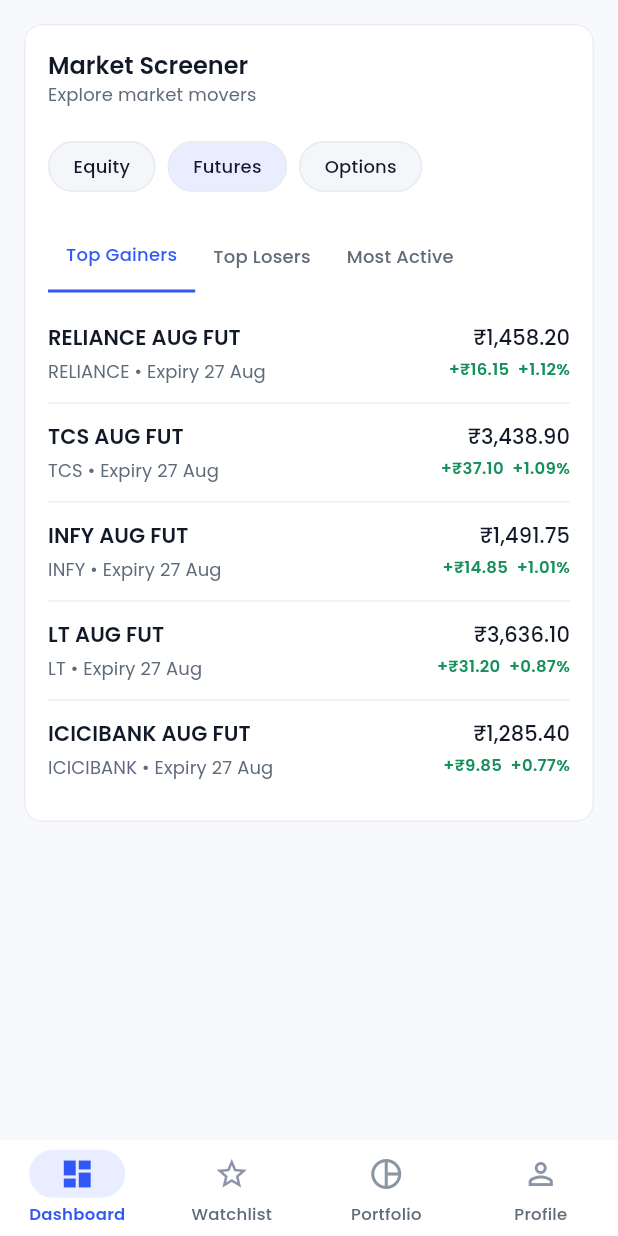
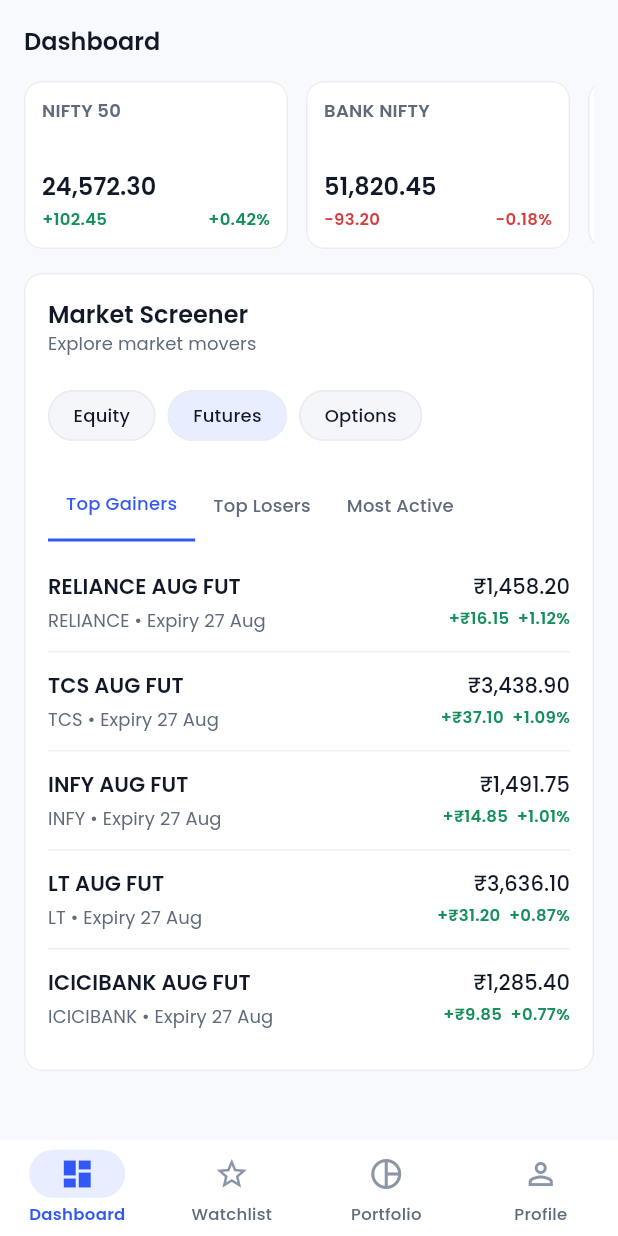
Before and after one commit to Sahil-Kundaliya/021-Trade-App, a Flutter app: the screen it shows after launch, after a tap on "Futures", on a phone screen of 412 x 824 dp. Run offline on Flutter 3.47's test engine with Material 3 defaults, Android fonts, the phone set to English and light mode, and no system bars; our stand-ins replace auto_route, flutter_secure_storage, google_fonts.

Commit message:
Add Market Indices

```diff
--- /dev/null
+++ b/packages/features/dashboard/lib/src/market/data/mock_market_indices.dart
@@ -0,0 +1,22 @@
+import '../domain/entities/market_index.dart';
+
+const mockMarketIndices = <MarketIndex>[
+  MarketIndex(
+    name: 'NIFTY 50',
+    value: 24572.30,
+    change: 102.45,
+    changePercent: 0.42,
+  ),
+  MarketIndex(
+    name: 'BANK NIFTY',
+    value: 51820.45,
+    change: -93.20,
+    changePercent: -0.18,
+  ),
+  MarketIndex(
+    name: 'SENSEX',
+    value: 80940.20,
+    change: 249.60,
+    changePercent: 0.31,
+  ),
+];
--- /dev/null
+++ b/packages/features/dashboard/lib/src/market/domain/entities/market_index.dart
@@ -0,0 +1,13 @@
+final class MarketIndex {
+  const MarketIndex({
+    required this.name,
+    required this.value,
+    required this.change,
+    required this.changePercent,
+  });
+
+  final String name;
+  final double value;
+  final double change;
+  final double changePercent;
+}
--- a/packages/features/dashboard/lib/src/root/presentation/pages/dashboard_page.dart
+++ b/packages/features/dashboard/lib/src/root/presentation/pages/dashboard_page.dart
@@ -2,6 +2,7 @@
 import 'package:flutter/material.dart';
 
 import '../../../market/presentation/widgets/market_screener.dart';
+import '../widgets/dashboard_market_indices.dart';
 
 class DashboardPage extends StatelessWidget {
   const DashboardPage({super.key});
@@ -12,7 +13,16 @@
       body: SafeArea(
         child: SingleChildScrollView(
           padding: EdgeInsets.all(AppSpacing.lg),
-          child: MarketScreener(),
+          child: Column(
+            crossAxisAlignment: CrossAxisAlignment.start,
+            children: [
+              AppSectionHeader(title: 'Dashboard'),
+              SizedBox(height: AppSpacing.lg),
+              DashboardMarketIndices(),
+              SizedBox(height: AppSpacing.lg),
+              MarketScreener(),
+            ],
+          ),
         ),
       ),
     );
--- /dev/null
+++ b/packages/features/dashboard/lib/src/root/presentation/widgets/dashboard_market_indices.dart
@@ -0,0 +1,41 @@
+import 'package:core_ui/core_ui.dart';
+import 'package:flutter/widgets.dart';
+
+import '../../../market/data/mock_market_indices.dart';
+import '../../../market/domain/entities/market_index.dart';
+
+class DashboardMarketIndices extends StatelessWidget {
+  const DashboardMarketIndices({super.key});
+
+  @override
+  Widget build(BuildContext context) {
+    final items = mockMarketIndices.map(_toViewData).toList(growable: false);
+
+    return MarketIndicesStrip(items: items);
+  }
+}
+
+MarketIndexViewData _toViewData(MarketIndex index) {
+  return MarketIndexViewData(
+    name: index.name,
+    value: _formatNumber(index.value),
+    change: _formatSigned(index.change),
+    changePercent: '${_formatSigned(index.changePercent)}%',
+    isPositive: index.changePercent >= 0,
+  );
+}
+
+String _formatSigned(double value) {
+  final sign = value >= 0 ? '+' : '-';
+  return '$sign${_formatNumber(value.abs())}';
+}
+
+String _formatNumber(double value) {
+  final parts = value.toStringAsFixed(2).split('.');
+  final whole = parts.first;
+  final grouped = whole.replaceAllMapped(
+    RegExp(r'\B(?=(\d{3})+(?!\d))'),
+    (_) => ',',
+  );
+  return '$grouped.${parts.last}';
+}
--- a/packages/features/watchlist/lib/src/presentation/pages/watchlist_page.dart
+++ b/packages/features/watchlist/lib/src/presentation/pages/watchlist_page.dart
@@ -1,11 +1,25 @@
 import 'package:core_ui/core_ui.dart';
 import 'package:flutter/material.dart';
+
+import '../../root/presentation/widgets/watchlist_market_indices.dart';
 
 class WatchlistPage extends StatelessWidget {
   const WatchlistPage({super.key});
 
   @override
   Widget build(BuildContext context) {
-    return const Scaffold(body: AppEmptyState(title: 'Watchlist'));
+    return const Scaffold(
+      body: SafeArea(
+        child: Padding(
+          padding: EdgeInsets.all(AppSpacing.lg),
+          child: Column(
+            children: [
+              WatchlistMarketIndices(),
+              Expanded(child: AppEmptyState(title: 'Watchlist')),
+            ],
+          ),
+        ),
+      ),
+    );
   }
 }
--- /dev/null
+++ b/packages/features/watchlist/lib/src/root/presentation/widgets/watchlist_market_indices.dart
@@ -0,0 +1,35 @@
+import 'package:core_ui/core_ui.dart';
+import 'package:flutter/widgets.dart';
+
+class WatchlistMarketIndices extends StatelessWidget {
+  const WatchlistMarketIndices({super.key});
+
+  static const _items = <MarketIndexViewData>[
+    MarketIndexViewData(
+      name: 'NIFTY 50',
+      value: '24,572.30',
+      change: '+102.45',
+      changePercent: '+0.42%',
+      isPositive: true,
+    ),
+    MarketIndexViewData(
+      name: 'BANK NIFTY',
+      value: '51,820.45',
+      change: '-93.20',
+      changePercent: '-0.18%',
+      isPositive: false,
+    ),
+    MarketIndexViewData(
+      name: 'SENSEX',
+      value: '80,940.20',
+      change: '+249.60',
+      changePercent: '+0.31%',
+      isPositive: true,
+    ),
+  ];
+
+  @override
+  Widget build(BuildContext context) {
+    return const MarketIndicesStrip(items: _items);
+  }
+}
--- a/packages/foundation/core_ui/lib/core_ui.dart
+++ b/packages/foundation/core_ui/lib/core_ui.dart
@@ -6,6 +6,9 @@
 export 'src/components/dropdowns/app_dropdown.dart';
 export 'src/components/inputs/app_search_field.dart';
 export 'src/components/inputs/app_text_field.dart';
+export 'src/components/market/market_index_chip.dart';
+export 'src/components/market/market_index_view_data.dart';
+export 'src/components/market/market_indices_strip.dart';
 export 'src/components/sections/app_section_header.dart';
 export 'src/components/states/app_empty_state.dart';
 export 'src/theme/app_color_scheme.dart';
--- /dev/null
+++ b/packages/foundation/core_ui/lib/src/components/market/market_index_chip.dart
@@ -0,0 +1,89 @@
+import 'package:flutter/material.dart';
+
+import '../../theme/extensions/theme_context_extension.dart';
+import '../../theme/tokens/app_radius.dart';
+import '../../theme/tokens/app_spacing.dart';
+import 'market_index_view_data.dart';
+
+class MarketIndexChip extends StatelessWidget {
+  const MarketIndexChip({required this.item, this.onTap, super.key});
+
+  static const double width = 176;
+  static const double height = 112;
+
+  final MarketIndexViewData item;
+  final VoidCallback? onTap;
+
+  @override
+  Widget build(BuildContext context) {
+    final movementColor = item.isPositive
+        ? context.appColors.positive
+        : context.appColors.negative;
+
+    return Semantics(
+      button: onTap != null,
+      label:
+          '${item.name}, ${item.value}, ${item.change}, '
+          '${item.changePercent}',
+      child: SizedBox(
+        width: width,
+        height: height,
+        child: Material(
+          color: context.appColors.surface,
+          shape: RoundedRectangleBorder(
+            borderRadius: AppRadius.mdBorderRadius,
+            side: BorderSide(color: context.appColors.borderSubtle),
+          ),
+          clipBehavior: Clip.antiAlias,
+          child: InkWell(
+            onTap: onTap,
+            child: Padding(
+              padding: const EdgeInsets.all(AppSpacing.md),
+              child: Column(
+                crossAxisAlignment: CrossAxisAlignment.start,
+                children: [
+                  Text(
+                    item.name,
+                    maxLines: 1,
+                    overflow: TextOverflow.ellipsis,
+                    style: context.textTheme.labelMedium?.copyWith(
+                      color: context.appColors.textSecondary,
+                      fontWeight: FontWeight.w600,
+                    ),
+                  ),
+                  const Spacer(),
+                  Text(
+                    item.value,
+                    maxLines: 1,
+                    overflow: TextOverflow.ellipsis,
+                    style: context.appTextStyles.marketValueMedium.copyWith(
+                      color: context.appColors.textPrimary,
+                    ),
+                  ),
+                  const SizedBox(height: AppSpacing.xs),
+                  Row(
+                    mainAxisAlignment: MainAxisAlignment.spaceBetween,
+                    children: [
+                      Text(
+                        item.change,
+                        style: context.appTextStyles.percentageSmall.copyWith(
+                          color: movementColor,
+                        ),
+                      ),
+                      Text(
+                        item.changePercent,
+                        style: context.appTextStyles.percentageSmall.copyWith(
+                          color: movementColor,
+                        ),
+                      ),
+                    ],
+                  ),
+                ],
+              ),
+            ),
+          ),
+        ),
+      ),
+    );
+  }
+}
--- /dev/null
+++ b/packages/foundation/core_ui/lib/src/components/market/market_index_view_data.dart
@@ -0,0 +1,19 @@
+import 'package:flutter/foundation.dart';
+
+/// Presentation-only data consumed by the shared market indices components.
+@immutable
+final class MarketIndexViewData {
+  const MarketIndexViewData({
+    required this.name,
+    required this.value,
+    required this.change,
+    required this.changePercent,
+    required this.isPositive,
+  });
+
+  final String name;
+  final String value;
+  final String change;
+  final String changePercent;
+  final bool isPositive;
+}
--- /dev/null
+++ b/packages/foundation/core_ui/lib/src/components/market/market_indices_strip.dart
@@ -0,0 +1,33 @@
+import 'package:flutter/material.dart';
+
+import '../../theme/tokens/app_spacing.dart';
+import 'market_index_chip.dart';
+import 'market_index_view_data.dart';
+
+class MarketIndicesStrip extends StatelessWidget {
+  const MarketIndicesStrip({required this.items, this.onItemTap, super.key});
+
+  final List<MarketIndexViewData> items;
+  final ValueChanged<MarketIndexViewData>? onItemTap;
+
+  @override
+  Widget build(BuildContext context) {
+    if (items.isEmpty) return const SizedBox.shrink();
+
+    return SizedBox(
+      height: MarketIndexChip.height,
+      child: ListView.separated(
+        scrollDirection: Axis.horizontal,
+        itemCount: items.length,
+        separatorBuilder: (_, _) => const SizedBox(width: AppSpacing.md),
+        itemBuilder: (context, index) {
+          final item = items[index];
+          return MarketIndexChip(
+            item: item,
+            onTap: onItemTap == null ? null : () => onItemTap!(item),
+          );
+        },
+      ),
+    );
+  }
+}
```
